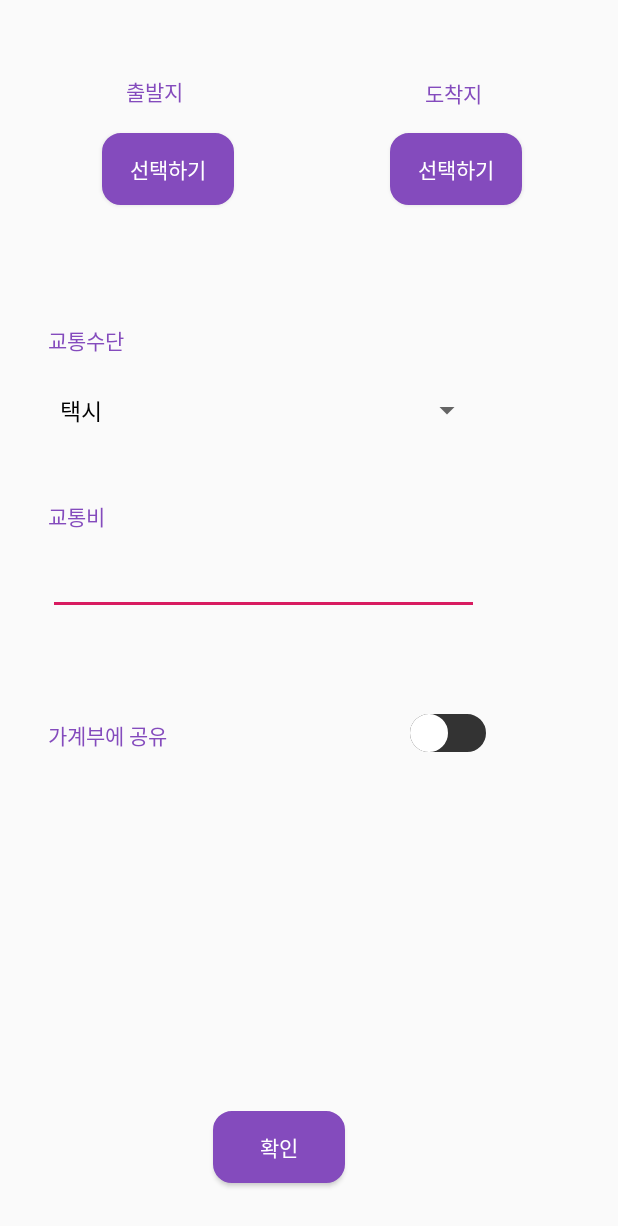
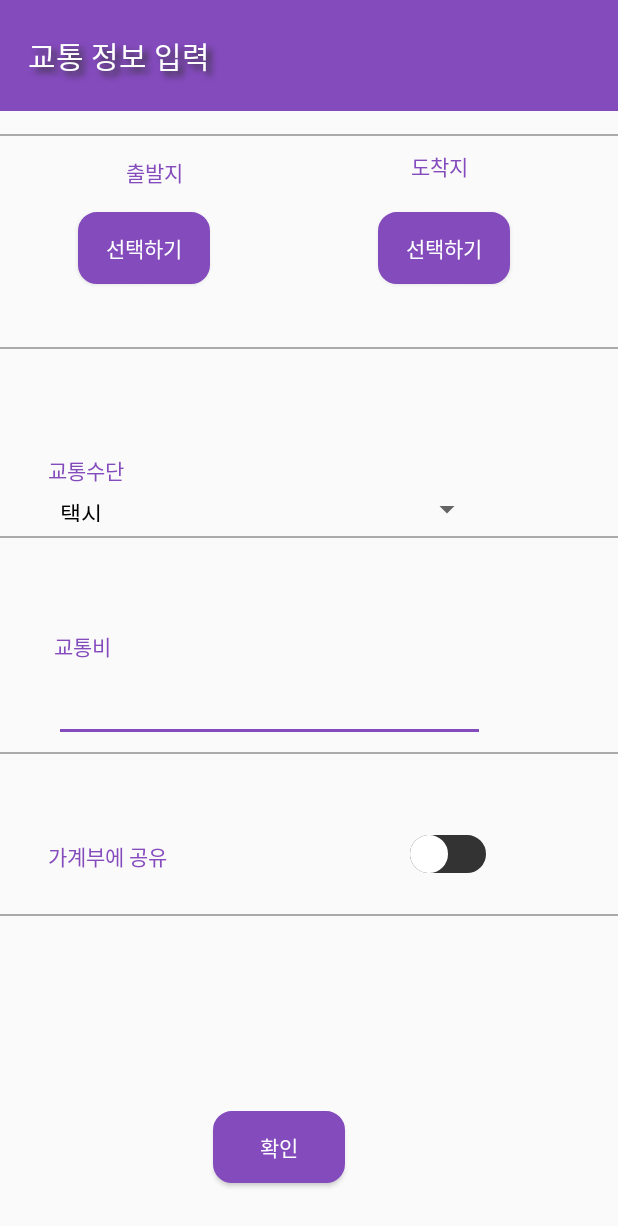
Before and after one commit to cleverdevk/marketprice, an Android app: the InputTransportActivity screen opened directly, with no data from a screen before it, on a phone screen of 412 x 824 dp. Shown: the top 1226 px of the screen. Run offline under Robolectric (Android 15) with nearby library versions, the phone set to English and light mode, and no system bars.

Commit message:
modify input activity

```diff
--- /dev/null
+++ b/androidProject/app/src/main/res/drawable/textview_back.xml
@@ -0,0 +1,5 @@
+<?xml version="1.0" encoding="utf-8"?>
+<shape xmlns:android="http://schemas.android.com/apk/res/android" android:shape="rectangle" >
+    <solid android:color="#333333" />
+    <stroke android:width="5dp" android:color="#333333"/>
+</shape>
--- a/androidProject/app/src/main/res/layout/activity_inputtransport.xml
+++ b/androidProject/app/src/main/res/layout/activity_inputtransport.xml
@@ -5,12 +5,13 @@
     android:layout_width="match_parent"
     android:layout_height="match_parent">
 
+
     <TextView
         android:id="@+id/textViewDeparture"
         android:layout_width="wrap_content"
         android:layout_height="wrap_content"
-        android:layout_marginStart="16dp"
-        android:layout_marginBottom="17dp"
+        android:layout_marginStart="32dp"
+        android:layout_marginBottom="16dp"
         android:text="출발지"
         android:textColor="#844bbd"
         app:layout_constraintBottom_toTopOf="@+id/BtnSelectDeparture"
@@ -20,8 +21,8 @@
         android:id="@+id/textViewDestination"
         android:layout_width="wrap_content"
         android:layout_height="wrap_content"
-        android:layout_marginStart="23dp"
-        android:layout_marginTop="51dp"
+        android:layout_marginStart="22dp"
+        android:layout_marginTop="100dp"
         android:text="도착지"
         android:textColor="#844bbd"
         app:layout_constraintStart_toStartOf="@+id/BtnSelectDestination"
@@ -31,21 +32,21 @@
         android:id="@+id/BtnSelectDeparture"
         android:layout_width="wrap_content"
         android:layout_height="wrap_content"
-        android:layout_marginStart="68dp"
+        android:layout_marginStart="52dp"
         android:background="@drawable/button_background"
         android:text="선택하기"
         android:textColor="#FFFFFF"
         app:layout_constraintBottom_toBottomOf="@+id/BtnSelectDestination"
         app:layout_constraintStart_toStartOf="parent"
         app:layout_constraintTop_toTopOf="@+id/BtnSelectDestination"
-        app:layout_constraintVertical_bias="0.0" />
+        app:layout_constraintVertical_bias="1.0" />
 
     <Button
         android:id="@+id/BtnSelectDestination"
         android:layout_width="wrap_content"
         android:layout_height="wrap_content"
-        android:layout_marginTop="16dp"
-        android:layout_marginEnd="64dp"
+        android:layout_marginTop="20dp"
+        android:layout_marginEnd="72dp"
         android:background="@drawable/button_background"
         android:text="선택하기"
         android:textColor="#FFFFFF"
@@ -57,40 +58,100 @@
         android:layout_width="wrap_content"
         android:layout_height="wrap_content"
         android:layout_marginStart="32dp"
-        android:layout_marginTop="216dp"
+        android:layout_marginBottom="500dp"
         android:text="교통수단"
         android:textColor="#844bbd"
-        app:layout_constraintStart_toStartOf="parent"
-        app:layout_constraintTop_toTopOf="parent" />
+        app:layout_constraintBottom_toBottomOf="parent"
+        app:layout_constraintStart_toStartOf="parent" />
 
     <Spinner
         android:id="@+id/spinner_field"
         android:layout_width="290dp"
-        android:layout_height="43dp"
-        android:layout_marginTop="252dp"
+        android:layout_height="25dp"
+        android:layout_marginBottom="472dp"
         android:spinnerMode="dropdown"
         android:textColor="#000000"
+        app:layout_constraintBottom_toBottomOf="parent"
         app:layout_constraintEnd_toEndOf="parent"
         app:layout_constraintHorizontal_bias="0.264"
-        app:layout_constraintStart_toStartOf="parent"
-        app:layout_constraintTop_toTopOf="parent" />
+        app:layout_constraintStart_toStartOf="parent" />
 
     <EditText
         android:id="@+id/editTextAmount"
         android:layout_width="287dp"
         android:layout_height="wrap_content"
-        android:layout_marginTop="10dp"
+        android:layout_marginTop="8dp"
         android:ems="10"
         android:inputType="textPersonName"
         app:layout_constraintStart_toStartOf="@+id/textViewAmount"
         app:layout_constraintTop_toBottomOf="@+id/textViewAmount" />
 
+    <View
+        android:id="@+id/view"
+        android:layout_width="0dp"
+        android:layout_height="1dp"
+        android:layout_marginBottom="102dp"
+        android:background="#AAAAAA"
+        app:layout_constraintBottom_toTopOf="@+id/view5"
+        app:layout_constraintEnd_toEndOf="parent"
+        app:layout_constraintHorizontal_bias="0.0"
+        app:layout_constraintStart_toStartOf="parent"
+        app:layout_constraintTop_toBottomOf="@+id/view2" />
+
+    <View
+        android:id="@+id/view2"
+        android:layout_width="0dp"
+        android:layout_height="1dp"
+        android:layout_marginTop="89dp"
+        android:layout_marginBottom="118dp"
+        android:background="#AAAAAA"
+        app:layout_constraintBottom_toTopOf="@+id/view"
+        app:layout_constraintEnd_toEndOf="parent"
+        app:layout_constraintHorizontal_bias="0.0"
+        app:layout_constraintStart_toStartOf="parent"
+        app:layout_constraintTop_toTopOf="@+id/textView9"
+        app:layout_constraintVertical_chainStyle="spread_inside" />
+
+    <View
+        android:id="@+id/view3"
+        android:layout_width="0dp"
+        android:layout_height="1dp"
+        android:layout_marginBottom="213dp"
+        android:background="#AAAAAA"
+        app:layout_constraintBottom_toBottomOf="parent"
+        app:layout_constraintEnd_toEndOf="parent"
+        app:layout_constraintStart_toStartOf="parent"
+        app:layout_constraintTop_toBottomOf="@+id/view4" />
+
+    <View
+        android:id="@+id/view4"
+        android:layout_width="0dp"
+        android:layout_height="1dp"
+        android:layout_marginBottom="84dp"
+        android:background="#AAAAAA"
+        app:layout_constraintBottom_toTopOf="@+id/view3"
+        app:layout_constraintEnd_toEndOf="parent"
+        app:layout_constraintStart_toStartOf="parent"
+        app:layout_constraintTop_toBottomOf="@+id/view5" />
+
+    <View
+        android:id="@+id/view5"
+        android:layout_width="0dp"
+        android:layout_height="1dp"
+        android:layout_marginBottom="120dp"
+        android:background="#AAAAAA"
+        app:layout_constraintBottom_toTopOf="@+id/view4"
+        app:layout_constraintEnd_toEndOf="parent"
+        app:layout_constraintHorizontal_bias="1.0"
+        app:layout_constraintStart_toStartOf="parent"
+        app:layout_constraintTop_toBottomOf="@+id/view" />
+
     <TextView
         android:id="@+id/textViewAmount"
         android:layout_width="wrap_content"
         android:layout_height="wrap_content"
-        android:layout_marginStart="32dp"
-        android:layout_marginTop="38dp"
+        android:layout_marginStart="36dp"
+        android:layout_marginTop="68dp"
         android:text="교통비"
         android:textColor="#844bbd"
         app:layout_constraintStart_toStartOf="parent"
@@ -124,17 +185,34 @@
         android:layout_width="wrap_content"
         android:layout_height="40dp"
         android:layout_marginStart="32dp"
-        android:layout_marginTop="60dp"
+        android:layout_marginTop="56dp"
         android:layout_marginEnd="151dp"
+        android:gravity="center"
         android:text="가계부에 공유"
         android:textAppearance="@style/TextAppearance.AppCompat.Body2"
         android:textColor="#844bbd"
-        android:gravity="center"
         app:layout_constraintEnd_toStartOf="@+id/switchAccounting"
         app:layout_constraintHorizontal_bias="0.0"
         app:layout_constraintStart_toStartOf="parent"
         app:layout_constraintTop_toBottomOf="@+id/editTextAmount" />
 
+    <TextView
+        android:id="@+id/textView9"
+        android:layout_width="match_parent"
+        android:layout_height="74dp"
+        android:background="#844bbd"
+        android:gravity="center_vertical"
+        android:shadowColor="#333333"
+        android:shadowDx="5.0"
+        android:shadowDy="5.0"
+        android:shadowRadius="5.0"
+        android:text="    교통 정보 입력"
+        android:textColor="#FFFFFF"
+        android:textSize="20sp"
+        tools:layout_editor_absoluteX="16dp"
+        tools:layout_editor_absoluteY="0dp" />
+
+
     <!--android:background="@drawable/editbox"-->
 
 
--- a/androidProject/app/src/main/res/values/colors.xml
+++ b/androidProject/app/src/main/res/values/colors.xml
@@ -1,6 +1,6 @@
 <?xml version="1.0" encoding="utf-8"?>
 <resources>
-    <color name="colorPrimary">#008577</color>
-    <color name="colorPrimaryDark">#00574B</color>
-    <color name="colorAccent">#D81B60</color>
+    <color name="colorPrimary">#844bbd</color>
+    <color name="colorPrimaryDark">#844bbd</color>
+    <color name="colorAccent">#844bbd</color>
 </resources>
```
Also changed, not shown: androidProject/app/src/main/res/drawable/marker.png (added).
